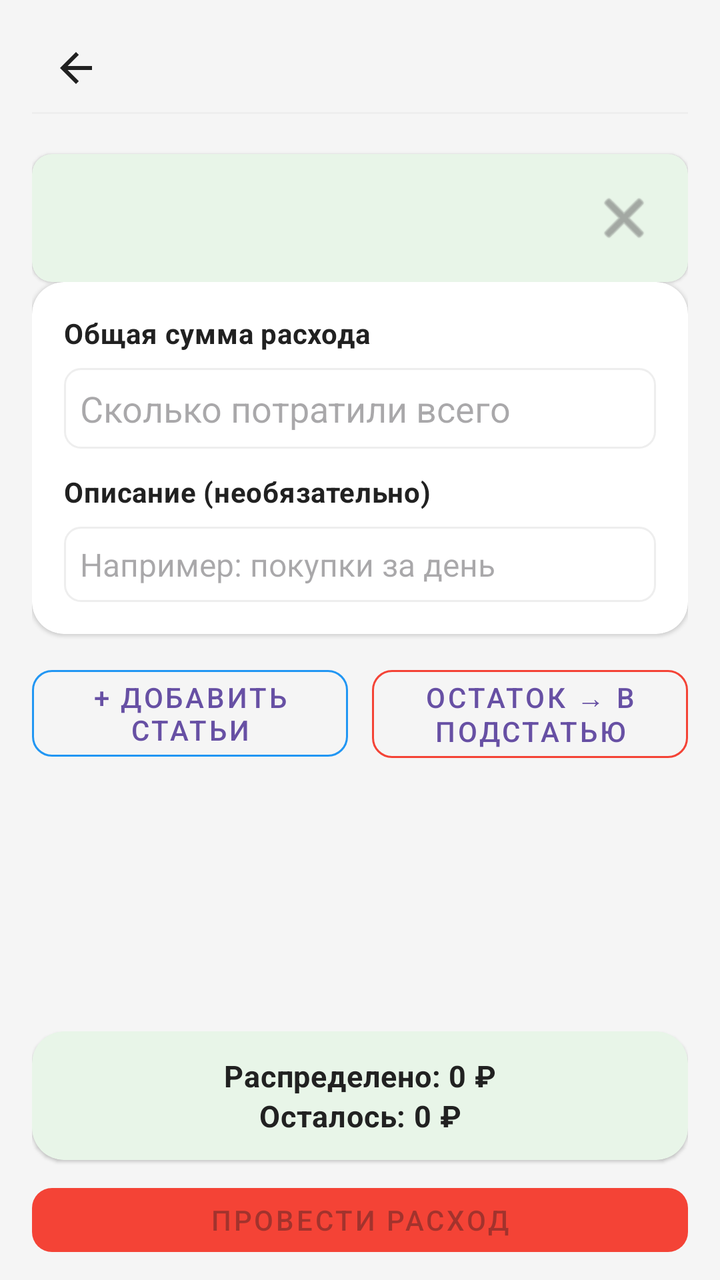
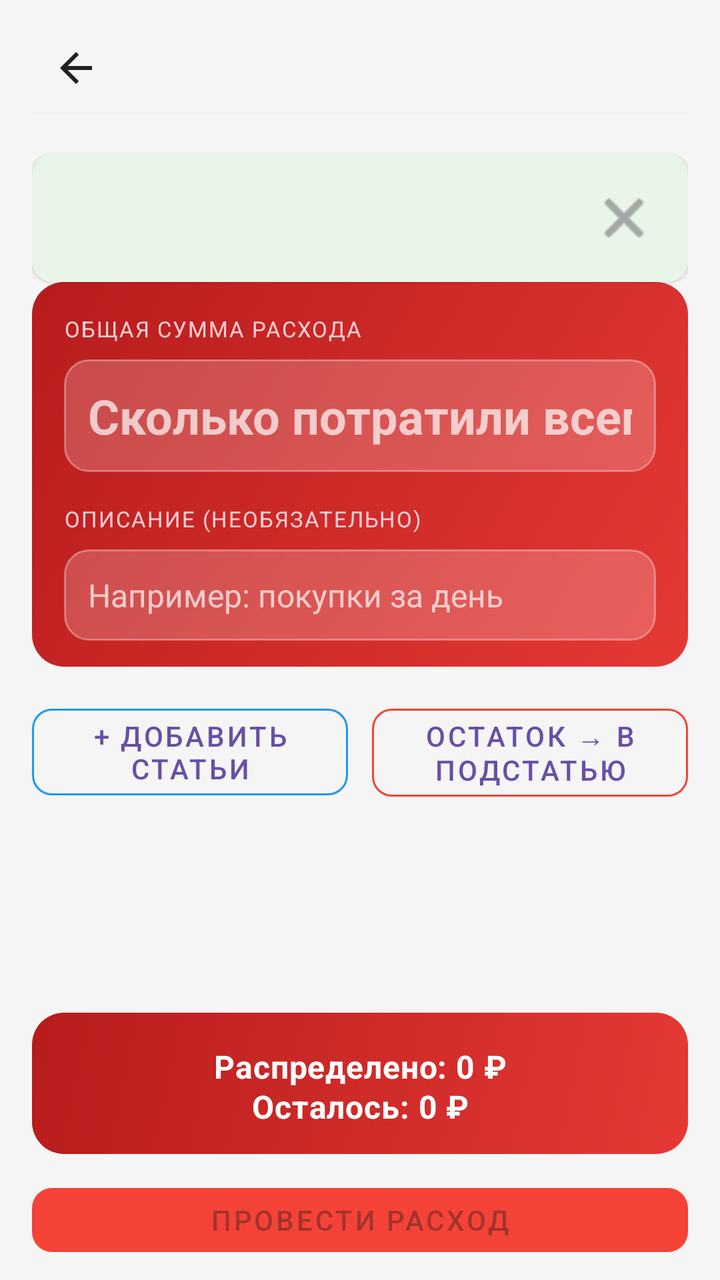

The first picture is an Android layout as it rendered before a commit; the second is the same layout after the commit. The layout source and the unified diff follow.
<!-- AndroidManifest.xml: application theme Theme.MyBudget -->
<!-- res/layout/activity_expense_distribution.xml -->
<?xml version="1.0" encoding="utf-8"?>
<LinearLayout xmlns:android="http://schemas.android.com/apk/res/android" xmlns:app="http://schemas.android.com/apk/res-auto"
    android:orientation="vertical"
    android:id="@+id/expenseDistributionRoot"
    android:background="@color/background_light"
    android:paddingLeft="@dimen/space_16"
    android:paddingTop="@dimen/space_12"
    android:paddingRight="@dimen/space_16"
    android:paddingBottom="@dimen/space_8"
    android:layout_width="match_parent"
    android:layout_height="match_parent"
    android:paddingHorizontal="@dimen/space_16">
    <include
        android:layout_width="match_parent"
        android:layout_height="wrap_content"
        android:layout_marginBottom="@dimen/space_12"
        layout="@layout/include_screen_header"/>
    <include
        android:id="@+id/expenseDistributionHint"
        android:layout_width="match_parent"
        android:layout_height="wrap_content"
        layout="@layout/include_dismissible_hint"/>
    <androidx.cardview.widget.CardView
        android:id="@+id/distributionFormGroup"
        android:layout_width="match_parent"
        android:layout_height="wrap_content"
        android:layout_marginBottom="@dimen/space_12"
        style="@style/Card.MyBudget.Surface">
        <LinearLayout
            android:orientation="vertical"
            android:padding="@dimen/space_16"
            android:layout_width="match_parent"
            android:layout_height="wrap_content">
            <TextView
                android:textSize="14sp"
                android:layout_width="wrap_content"
                android:layout_height="wrap_content"
                android:layout_marginBottom="@dimen/space_8"
                android:text="@string/expense_distribution_total_label"
                style="@style/Text.MyBudget.Section"/>
            <EditText
                android:textSize="18sp"
                android:textColor="@color/text_primary"
                android:id="@+id/totalExpenseInput"
                android:background="@drawable/edittext_border"
                android:padding="@dimen/space_8"
                android:layout_width="match_parent"
                android:layout_height="wrap_content"
                android:hint="@string/expense_distribution_total_hint"
                android:inputType="numberDecimal"/>
            <TextView
                android:textSize="14sp"
                android:layout_width="wrap_content"
                android:layout_height="wrap_content"
                android:layout_marginTop="@dimen/space_12"
                android:layout_marginBottom="@dimen/space_8"
                android:text="@string/expense_distribution_note_label"
                style="@style/Text.MyBudget.Section"/>
            <EditText
                android:textSize="16sp"
                android:textColor="@color/text_primary"
                android:id="@+id/expenseNoteInput"
                android:background="@drawable/edittext_border"
                android:padding="@dimen/space_8"
                android:layout_width="match_parent"
                android:layout_height="wrap_content"
                android:hint="@string/expense_distribution_note_hint"/>
        </LinearLayout>
    </androidx.cardview.widget.CardView>
    <LinearLayout
        android:orientation="vertical"
        android:id="@+id/distributionControlsGroup"
        android:layout_width="match_parent"
        android:layout_height="wrap_content">
        <LinearLayout
            android:orientation="horizontal"
            android:layout_width="match_parent"
            android:layout_height="wrap_content"
            android:layout_marginBottom="@dimen/space_8">
            <com.google.android.material.button.MaterialButton
                android:id="@+id/addCategoryButton"
                android:layout_width="0dp"
                android:layout_height="wrap_content"
                android:minHeight="@dimen/touch_min_size"
                android:text="@string/distribution_add_categories"
                android:layout_weight="1"
                android:layout_marginEnd="@dimen/space_6"
                app:cornerRadius="@dimen/radius_10"
                app:strokeColor="@color/budget_blue"
                style="@style/Widget.MaterialComponents.Button.OutlinedButton"/>
            <com.google.android.material.button.MaterialButton
                android:id="@+id/distributeRemainderButton"
                android:layout_width="0dp"
                android:layout_height="wrap_content"
                android:minHeight="@dimen/touch_min_size"
                android:text="@string/expense_distribution_remainder"
                android:layout_weight="1"
                android:layout_marginStart="@dimen/space_6"
                app:cornerRadius="@dimen/radius_10"
                app:strokeColor="@color/expense_red"
                style="@style/Widget.MaterialComponents.Button.OutlinedButton"/>
        </LinearLayout>
    </LinearLayout>
    <androidx.recyclerview.widget.RecyclerView
        android:id="@+id/categoriesRecyclerView"
        android:paddingBottom="@dimen/space_8"
        android:clipToPadding="false"
        android:layout_width="match_parent"
        android:layout_height="0dp"
        android:layout_weight="1"/>
    <androidx.cardview.widget.CardView
        android:layout_width="match_parent"
        android:layout_height="wrap_content"
        android:layout_marginTop="@dimen/space_8"
        android:layout_marginBottom="@dimen/space_8"
        app:cardBackgroundColor="@color/primary_green_light"
        style="@style/Card.MyBudget.Surface">
        <TextView
            android:textSize="15sp"
            android:gravity="center"
            android:id="@+id/totalAmountText"
            android:padding="@dimen/space_12"
            android:layout_width="match_parent"
            android:layout_height="wrap_content"
            android:text="@string/expense_distribution_totals_default"
            style="@style/Text.MyBudget.Section"/>
    </androidx.cardview.widget.CardView>
    <com.google.android.material.button.MaterialButton
        android:enabled="false"
        android:id="@+id/distributeButton"
        android:layout_width="match_parent"
        android:layout_height="wrap_content"
        android:minHeight="@dimen/touch_min_size"
        android:text="@string/expense_distribution_submit"
        app:backgroundTint="@color/expense_red"
        app:cornerRadius="@dimen/radius_10"
        style="@style/Widget.MaterialComponents.Button"/>
    <ProgressBar
        android:layout_gravity="center"
        android:id="@+id/progressBar"
        android:visibility="gone"
        android:layout_width="wrap_content"
        android:layout_height="wrap_content"
        android:layout_marginTop="@dimen/space_24"/>
    <TextView
        android:textSize="16sp"
        android:gravity="center"
        android:layout_gravity="center"
        android:id="@+id/emptyText"
        android:visibility="gone"
        android:layout_width="match_parent"
        android:layout_height="wrap_content"
        android:text="@string/distribution_add_categories_hint"
        style="@style/Text.MyBudget.Subtitle"/>
</LinearLayout>
<!-- res/layout/include_screen_header.xml (included above) -->
<?xml version="1.0" encoding="utf-8"?>
<LinearLayout xmlns:android="http://schemas.android.com/apk/res/android"
    android:layout_width="match_parent"
    android:layout_height="wrap_content"
    android:orientation="vertical">

    <include layout="@layout/include_compact_toolbar" />

    <View
        android:layout_width="match_parent"
        android:layout_height="1dp"
        android:layout_marginBottom="@dimen/space_8"
        android:background="@color/border_light" />
</LinearLayout>
<!-- res/layout/include_dismissible_hint.xml (included above) -->
<?xml version="1.0" encoding="utf-8"?>
<androidx.cardview.widget.CardView xmlns:android="http://schemas.android.com/apk/res/android" xmlns:app="http://schemas.android.com/apk/res-auto"
    android:id="@+id/screenHintCard"
    android:layout_width="match_parent"
    android:layout_height="wrap_content"
    android:layout_marginBottom="@dimen/space_8"
    app:cardBackgroundColor="@color/primary_green_light"
    style="@style/Card.MyBudget.Surface.Small">
    <LinearLayout
        android:orientation="vertical"
        android:padding="@dimen/space_10"
        android:layout_width="match_parent"
        android:layout_height="wrap_content">
        <LinearLayout
            android:gravity="center_vertical"
            android:orientation="horizontal"
            android:layout_width="match_parent"
            android:layout_height="wrap_content">
            <TextView
                android:textSize="13sp"
                android:textColor="@color/text_primary"
                android:id="@+id/screenHintText"
                android:layout_width="0dp"
                android:layout_height="wrap_content"
                android:layout_weight="1"
                android:lineSpacingExtra="@dimen/space_2"
                style="@style/Text.MyBudget.Subtitle"/>
            <ImageButton
                android:id="@+id/screenHintDismiss"
                android:background="?attr/selectableItemBackgroundBorderless"
                android:padding="@dimen/space_8"
                android:layout_width="@dimen/touch_min_size"
                android:layout_height="@dimen/touch_min_size"
                android:src="@android:drawable/ic_menu_close_clear_cancel"
                android:contentDescription="@string/hint_dismiss"
                app:tint="@color/text_secondary"/>
        </LinearLayout>
        <TextView
            android:textSize="12sp"
            android:textColor="@color/budget_blue"
            android:id="@+id/screenHintHelp"
            android:background="?attr/selectableItemBackground"
            android:paddingTop="@dimen/space_2"
            android:paddingBottom="@dimen/space_2"
            android:focusable="true"
            android:visibility="gone"
            android:clickable="true"
            android:layout_width="wrap_content"
            android:layout_height="wrap_content"
            android:layout_marginTop="@dimen/space_4"
            android:text="@string/hint_open_help"
            android:paddingVertical="@dimen/space_2"
            style="@style/Text.MyBudget.Subtitle"/>
    </LinearLayout>
</androidx.cardview.widget.CardView>
<!-- res/layout/include_compact_toolbar.xml (included above) -->
<?xml version="1.0" encoding="utf-8"?>
<LinearLayout xmlns:android="http://schemas.android.com/apk/res/android" xmlns:app="http://schemas.android.com/apk/res-auto"
    android:gravity="center_vertical"
    android:orientation="horizontal"
    android:id="@+id/screenHeaderRoot"
    android:layout_width="match_parent"
    android:layout_height="wrap_content"
    android:minHeight="@dimen/touch_min_size">
    <ImageButton
        android:id="@+id/screenHeaderBack"
        android:background="?attr/selectableItemBackgroundBorderless"
        android:padding="@dimen/space_8"
        android:layout_width="@dimen/touch_min_size"
        android:layout_height="@dimen/touch_min_size"
        android:src="@drawable/ic_arrow_back"
        android:scaleType="centerInside"
        android:contentDescription="@string/nav_back"
        app:tint="@color/text_primary"/>
    <TextView
        android:textSize="18sp"
        android:id="@+id/screenHeaderEmoji"
        android:visibility="gone"
        android:layout_width="wrap_content"
        android:layout_height="wrap_content"
        android:layout_marginStart="@dimen/space_2"/>
    <TextView
        android:textSize="20sp"
        android:ellipsize="end"
        android:id="@+id/screenHeaderTitle"
        android:layout_width="0dp"
        android:layout_height="wrap_content"
        android:maxLines="1"
        android:layout_weight="1"
        android:layout_marginStart="@dimen/space_4"
        style="@style/Text.MyBudget.Title"/>
    <ImageButton
        android:id="@+id/screenHeaderAction"
        android:background="?attr/selectableItemBackgroundBorderless"
        android:padding="@dimen/space_8"
        android:visibility="gone"
        android:layout_width="@dimen/touch_min_size"
        android:layout_height="@dimen/touch_min_size"
        android:src="@android:drawable/ic_menu_more"
        android:contentDescription="@string/transactions_more_menu"
        app:tint="@color/text_secondary"/>
    <ImageButton
        android:id="@+id/screenHeaderActionSecondary"
        android:background="?attr/selectableItemBackgroundBorderless"
        android:padding="@dimen/space_8"
        android:visibility="gone"
        android:layout_width="@dimen/touch_min_size"
        android:layout_height="@dimen/touch_min_size"
        android:src="@android:drawable/ic_menu_search"
        android:contentDescription="@string/transactions_search_submit"
        app:tint="@color/budget_blue"/>
</LinearLayout>
<!-- resources referenced by this layout -->
<resources>
  <color name="background_light">#f5f5f5</color>
  <color name="border_light">#eeeeee</color>
  <color name="budget_blue">#2196f3</color>
  <color name="expense_red">#f44336</color>
  <color name="primary_green_light">#e8f5e8</color>
  <color name="text_primary">#212121</color>
  <color name="text_secondary">#757575</color>
  <dimen name="radius_10">10dp</dimen>
  <dimen name="space_10">10dp</dimen>
  <dimen name="space_12">12dp</dimen>
  <dimen name="space_16">16dp</dimen>
  <dimen name="space_2">2dp</dimen>
  <dimen name="space_24">24dp</dimen>
  <dimen name="space_4">4dp</dimen>
  <dimen name="space_6">6dp</dimen>
  <dimen name="space_8">8dp</dimen>
  <dimen name="touch_min_size">44dp</dimen>
  <!-- drawable edittext_border (drawable) -->
  <?xml version="1.0" encoding="utf-8"?>
  <shape xmlns:android="http://schemas.android.com/apk/res/android">
      <solid android:color="@color/card_background_white"/>
      <stroke
          android:width="1dp"
          android:color="@color/border_light"/>
      <corners android:radius="@dimen/radius_8"/>
  </shape>
  <string name="distribution_add_categories">+ Добавить статьи</string>
  <string name="distribution_add_categories_hint">Нажмите «+ Добавить статьи» или «По умолчанию»</string>
  <string name="expense_distribution_note_hint">Например: покупки за день</string>
  <string name="expense_distribution_note_label">Описание (необязательно)</string>
  <string name="expense_distribution_remainder">Остаток → в подстатью</string>
  <string name="expense_distribution_submit">Провести расход</string>
  <string name="expense_distribution_total_hint">Сколько потратили всего</string>
  <string name="expense_distribution_total_label">Общая сумма расхода</string>
  <string name="expense_distribution_totals_default">Распределено: 0 ₽\nОсталось: 0 ₽</string>
  <string name="hint_dismiss">Скрыть подсказку</string>
  <string name="hint_open_help">Подробная инструкция →</string>
  <string name="nav_back">Назад</string>
  <string name="transactions_more_menu">Дополнительно</string>
  <string name="transactions_search_submit">Искать</string>
  <style name="Theme.MyBudget" parent="@style/Base.Theme.MyBudget" />
  <color name="card_background_white">#ffffff</color>
  <dimen name="radius_8">8dp</dimen>
  <dimen name="radius_16">16dp</dimen>
  <dimen name="card_elevation_low">1dp</dimen>
  <style name="Text.MyBudget" parent="@style/TextAppearance.Material3.BodyMedium" />
  <color name="md_theme_onPrimary">#ffffff</color>
  <color name="md_theme_onSurface">#1d1b20</color>
  <color name="md_theme_outline">#79747e</color>
  <color name="md_theme_primary">#6750a4</color>
  <color name="md_theme_surface">#ffffff</color>
  <color name="md_theme_surfaceVariant">#e7e0ec</color>
  <!-- unchanged entries left out for length: 7 -->
</resources>

<!-- the commit's change to res/layout/activity_expense_distribution.xml (unified diff, before → after) -->
@@ -25,46 +25,55 @@
         android:layout_width="match_parent"
         android:layout_height="wrap_content"
         android:layout_marginBottom="@dimen/space_12"
-        style="@style/Card.MyBudget.Surface">
+        app:cardBackgroundColor="@android:color/transparent"
+        app:cardElevation="0dp">
         <LinearLayout
+            android:layout_width="match_parent"
+            android:layout_height="wrap_content"
+            android:background="@drawable/transaction_hero_card_bg_expense"
             android:orientation="vertical"
-            android:padding="@dimen/space_16"
-            android:layout_width="match_parent"
-            android:layout_height="wrap_content">
+            android:padding="@dimen/space_16">
             <TextView
-                android:textSize="14sp"
                 android:layout_width="wrap_content"
                 android:layout_height="wrap_content"
-                android:layout_marginBottom="@dimen/space_8"
+                android:letterSpacing="0.06"
                 android:text="@string/expense_distribution_total_label"
-                style="@style/Text.MyBudget.Section"/>
+                android:textAllCaps="true"
+                android:textColor="@color/transaction_hero_expense_text_secondary"
+                android:textSize="11sp" />
             <EditText
-                android:textSize="18sp"
-                android:textColor="@color/text_primary"
                 android:id="@+id/totalExpenseInput"
-                android:background="@drawable/edittext_border"
-                android:padding="@dimen/space_8"
                 android:layout_width="match_parent"
                 android:layout_height="wrap_content"
+                android:layout_marginTop="@dimen/space_8"
+                android:background="@drawable/transaction_hero_amount_field"
                 android:hint="@string/expense_distribution_total_hint"
-                android:inputType="numberDecimal"/>
+                android:inputType="numberDecimal"
+                android:padding="@dimen/space_12"
+                android:textColor="@color/transaction_hero_text_primary"
+                android:textColorHint="@color/transaction_hero_text_hint"
+                android:textSize="24sp"
+                android:textStyle="bold" />
             <TextView
-                android:textSize="14sp"
                 android:layout_width="wrap_content"
                 android:layout_height="wrap_content"
-                android:layout_marginTop="@dimen/space_12"
-                android:layout_marginBottom="@dimen/space_8"
+                android:layout_marginTop="@dimen/space_16"
+                android:letterSpacing="0.06"
                 android:text="@string/expense_distribution_note_label"
-                style="@style/Text.MyBudget.Section"/>
+                android:textAllCaps="true"
+                android:textColor="@color/transaction_hero_expense_text_secondary"
+                android:textSize="11sp" />
             <EditText
-                android:textSize="16sp"
-                android:textColor="@color/text_primary"
                 android:id="@+id/expenseNoteInput"
-                android:background="@drawable/edittext_border"
-                android:padding="@dimen/space_8"
                 android:layout_width="match_parent"
                 android:layout_height="wrap_content"
-                android:hint="@string/expense_distribution_note_hint"/>
+                android:layout_marginTop="@dimen/space_8"
+                android:background="@drawable/transaction_hero_amount_field"
+                android:hint="@string/expense_distribution_note_hint"
+                android:padding="@dimen/space_12"
+                android:textColor="@color/transaction_hero_text_primary"
+                android:textColorHint="@color/transaction_hero_text_hint"
+                android:textSize="16sp" />
         </LinearLayout>
     </androidx.cardview.widget.CardView>
     <LinearLayout
@@ -113,16 +122,19 @@
         android:layout_height="wrap_content"
         android:layout_marginTop="@dimen/space_8"
         android:layout_marginBottom="@dimen/space_8"
-        app:cardBackgroundColor="@color/primary_green_light"
-        style="@style/Card.MyBudget.Surface">
+        app:cardBackgroundColor="@android:color/transparent"
+        app:cardElevation="0dp">
         <TextView
-            android:textSize="15sp"
+            android:id="@+id/totalAmountText"
+            android:layout_width="match_parent"
+            android:layout_height="wrap_content"
+            android:background="@drawable/transaction_hero_card_bg_expense"
             android:gravity="center"
-            android:id="@+id/totalAmountText"
-            android:padding="@dimen/space_12"
-            android:layout_width="match_parent"
-            android:layout_height="wrap_content"
+            android:padding="@dimen/space_16"
             android:text="@string/expense_distribution_totals_default"
+            android:textColor="@color/main_hero_text_primary"
+            android:textSize="16sp"
+            android:textStyle="bold"
             style="@style/Text.MyBudget.Section"/>
     </androidx.cardview.widget.CardView>
     <com.google.android.material.button.MaterialButton
<!-- resource entries referenced after the edit -->
@@ -4,9 +4,13 @@
   <color name="border_light">#eeeeee</color>
   <color name="budget_blue">#2196f3</color>
   <color name="expense_red">#f44336</color>
+  <color name="main_hero_text_primary">#ffffff</color>
   <color name="primary_green_light">#e8f5e8</color>
   <color name="text_primary">#212121</color>
   <color name="text_secondary">#757575</color>
+  <color name="transaction_hero_expense_text_secondary">#ffcdd2</color>
+  <color name="transaction_hero_text_hint">#b3ffffff</color>
+  <color name="transaction_hero_text_primary">#ffffff</color>
   <dimen name="radius_10">10dp</dimen>
   <dimen name="space_10">10dp</dimen>
   <dimen name="space_12">12dp</dimen>
@@ -17,15 +21,38 @@
   <dimen name="space_6">6dp</dimen>
   <dimen name="space_8">8dp</dimen>
   <dimen name="touch_min_size">44dp</dimen>
-  <!-- drawable edittext_border (drawable) -->
+  <!-- drawable transaction_hero_amount_field (drawable) -->
   <?xml version="1.0" encoding="utf-8"?>
   <shape xmlns:android="http://schemas.android.com/apk/res/android">
-      <solid android:color="@color/card_background_white"/>
+      <solid android:color="#33FFFFFF" />
       <stroke
           android:width="1dp"
-          android:color="@color/border_light"/>
-      <corners android:radius="@dimen/radius_8"/>
+          android:color="#55FFFFFF" />
+      <corners android:radius="@dimen/radius_12" />
   </shape>
+  <!-- drawable transaction_hero_card_bg_expense (drawable) -->
+  <?xml version="1.0" encoding="utf-8"?>
+  <layer-list xmlns:android="http://schemas.android.com/apk/res/android">
+      <item
+          android:bottom="3dp"
+          android:left="1dp"
+          android:right="1dp">
+          <shape android:shape="rectangle">
+              <solid android:color="#40000000" />
+              <corners android:radius="@dimen/radius_16" />
+          </shape>
+      </item>
+      <item android:bottom="3dp">
+          <shape android:shape="rectangle">
+              <gradient
+                  android:angle="135"
+                  android:endColor="@color/transaction_hero_expense_end"
+                  android:startColor="@color/transaction_hero_expense_start"
+                  android:type="linear" />
+              <corners android:radius="@dimen/radius_16" />
+          </shape>
+      </item>
+  </layer-list>
   <string name="distribution_add_categories">+ Добавить статьи</string>
   <string name="distribution_add_categories_hint">Нажмите «+ Добавить статьи» или «По умолчанию»</string>
   <string name="expense_distribution_note_hint">Например: покупки за день</string>
@@ -41,9 +68,11 @@
   <string name="transactions_more_menu">Дополнительно</string>
   <string name="transactions_search_submit">Искать</string>
   <style name="Theme.MyBudget" parent="@style/Base.Theme.MyBudget" />
+  <dimen name="radius_12">12dp</dimen>
   <color name="card_background_white">#ffffff</color>
-  <dimen name="radius_8">8dp</dimen>
   <dimen name="radius_16">16dp</dimen>
+  <color name="transaction_hero_expense_end">#b71c1c</color>
+  <color name="transaction_hero_expense_start">#e53935</color>
   <dimen name="card_elevation_low">1dp</dimen>
   <style name="Text.MyBudget" parent="@style/TextAppearance.Material3.BodyMedium" />
   <color name="md_theme_onPrimary">#ffffff</color>
